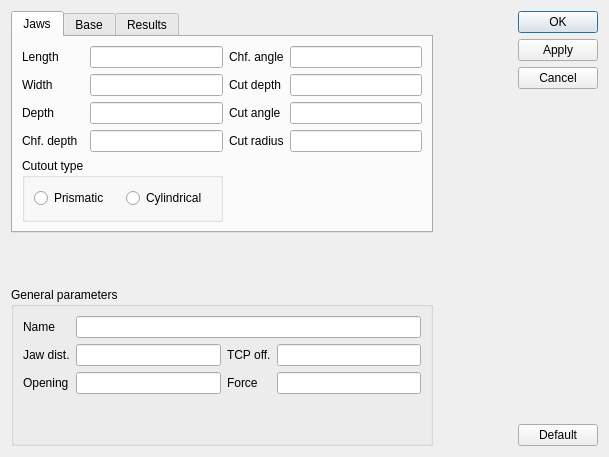
The window that RobWorkSim/src/sandbox/grippers/GraspPlugin/DesignDialog.ui (onier/RobWork) describes before a commit, drawn with Qt 5.
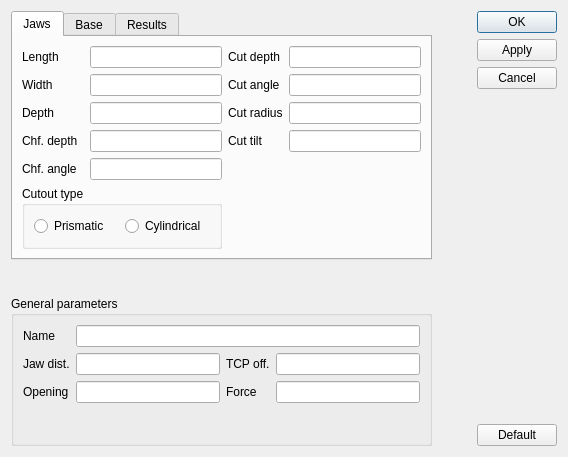
The same window after the commit.

What changed in the file:
```diff
--- a/RobWorkSim/src/sandbox/grippers/GraspPlugin/DesignDialog.ui
+++ b/RobWorkSim/src/sandbox/grippers/GraspPlugin/DesignDialog.ui
@@ -6,7 +6,7 @@
    <rect>
     <x>0</x>
     <y>0</y>
-    <width>609</width>
+    <width>568</width>
     <height>457</height>
    </rect>
   </property>
@@ -26,13 +26,6 @@
          <string>Jaws</string>
         </attribute>
         <layout class="QGridLayout" name="gridLayout_2">
-         <item row="0" column="3">
-          <widget class="QLabel" name="label_10">
-           <property name="text">
-            <string>Chf. angle</string>
-           </property>
-          </widget>
-         </item>
          <item row="3" column="2">
           <widget class="QLineEdit" name="chfDepthEdit"/>
          </item>
@@ -43,7 +36,7 @@
            </property>
           </widget>
          </item>
-         <item row="4" column="0" colspan="3">
+         <item row="5" column="0" colspan="3">
           <widget class="QGroupBox" name="groupBox_2">
            <property name="title">
             <string>Cutout type</string>
@@ -73,9 +66,6 @@
            </property>
           </widget>
          </item>
-         <item row="0" column="4">
-          <widget class="QLineEdit" name="chfAngleEdit"/>
-         </item>
          <item row="1" column="0">
           <widget class="QLabel" name="label_7">
            <property name="text">
@@ -100,35 +90,55 @@
           <widget class="QLineEdit" name="depthEdit"/>
          </item>
          <item row="2" column="3">
-          <widget class="QLabel" name="label_12">
-           <property name="text">
-            <string>Cut angle</string>
-           </property>
-          </widget>
-         </item>
-         <item row="3" column="3">
           <widget class="QLabel" name="label_13">
            <property name="text">
             <string>Cut radius</string>
            </property>
           </widget>
          </item>
-         <item row="1" column="3">
+         <item row="4" column="2">
+          <widget class="QLineEdit" name="chfAngleEdit"/>
+         </item>
+         <item row="1" column="4">
+          <widget class="QLineEdit" name="cutAngleEdit"/>
+         </item>
+         <item row="4" column="0">
+          <widget class="QLabel" name="label_10">
+           <property name="text">
+            <string>Chf. angle</string>
+           </property>
+          </widget>
+         </item>
+         <item row="0" column="3">
           <widget class="QLabel" name="label_11">
            <property name="text">
             <string>Cut depth</string>
            </property>
           </widget>
          </item>
-         <item row="1" column="4">
+         <item row="1" column="3">
+          <widget class="QLabel" name="label_12">
+           <property name="text">
+            <string>Cut angle</string>
+           </property>
+          </widget>
+         </item>
+         <item row="0" column="4">
           <widget class="QLineEdit" name="cutDepthEdit"/>
          </item>
          <item row="2" column="4">
-          <widget class="QLineEdit" name="cutAngleEdit"/>
-         </item>
-         <item row="3" column="4">
           <widget class="QLineEdit" name="cutRadiusEdit"/>
          </item>
+         <item row="3" column="4">
+          <widget class="QLineEdit" name="cutTiltEdit"/>
+         </item>
+         <item row="3" column="3">
+          <widget class="QLabel" name="label_25">
+           <property name="text">
+            <string>Cut tilt</string>
+           </property>
+          </widget>
+         </item>
         </layout>
        </widget>
        <widget class="QWidget" name="tab_2">
```
